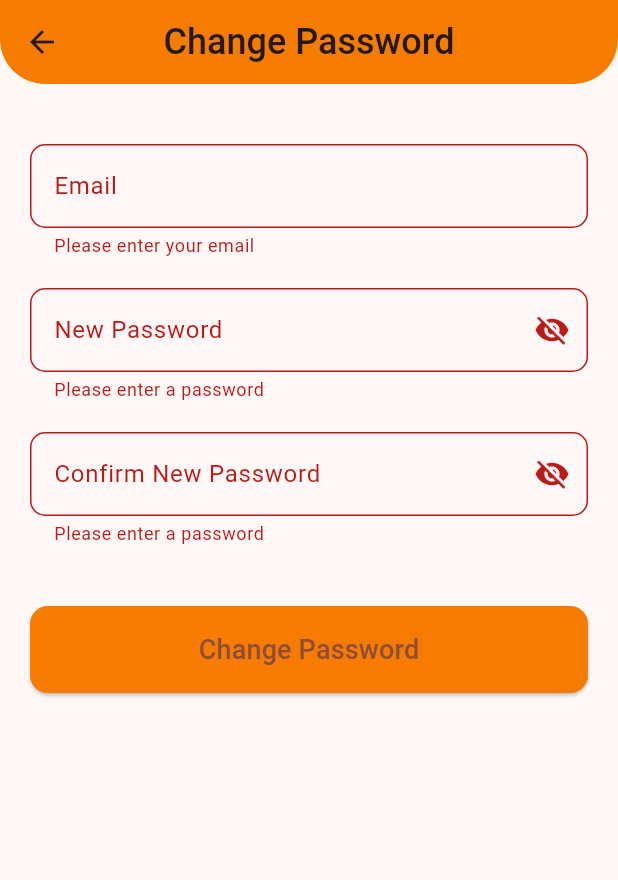
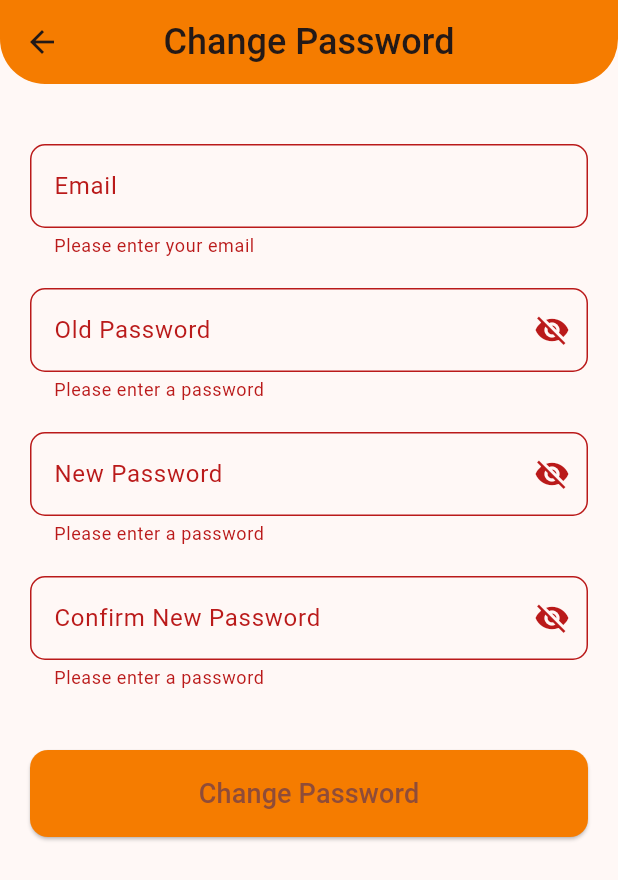
Before and after one commit to abdullahasif2000/durbeen, a Flutter app: the ChangePassword screen opened directly with empty values, after a tap on "Change Password", on a phone screen of 412 x 824 dp. Shown: the top 880 px of the screen. Run offline on Flutter 3.47's test engine with Material 3 defaults, Android fonts, the phone set to English and light mode, and no system bars; our stand-ins replace data_table_2, fl_chart, fluttertoast, image_picker, multi_select_flutter, shared_preferences; accounts and stored records are empty.

Commit message:
change password with old password verification added

```diff
--- a/lib/ChangePassword.dart
+++ b/lib/ChangePassword.dart
@@ -1,6 +1,8 @@
 import 'package:flutter/material.dart';
 import 'package:shared_preferences/shared_preferences.dart';
 import 'api_service.dart'; // Import the ApiService
+import 'package:crypto/crypto.dart';
+import 'dart:convert';
 
 class ChangePassword extends StatefulWidget {
   final VoidCallback onPasswordChanged; // Callback for password change
@@ -14,9 +16,11 @@ class ChangePassword extends StatefulWidget {
 class _ChangePasswordState extends State<ChangePassword> {
   final _formKey = GlobalKey<FormState>();
   final TextEditingController _emailController = TextEditingController();
+  final TextEditingController _oldPasswordController = TextEditingController();
   final TextEditingController _newPasswordController = TextEditingController();
   final TextEditingController _confirmPasswordController = TextEditingController();
 
+  bool _obscureOldPassword = true; // Visibility for old password
   bool _obscureNewPassword = true; // Visibility for new password
   bool _obscureConfirmPassword = true; // Visibility for confirm password
 
@@ -25,25 +29,39 @@ class _ChangePasswordState extends State<ChangePassword> {
   Future<void> _submitForm() async {
     if (_formKey.currentState!.validate()) {
       final email = _emailController.text.trim();
+      final oldPassword = _oldPasswordController.text.trim();
       final newPassword = _newPasswordController.text.trim();
 
       // Fetch UserRole from SharedPreferences
       final prefs = await SharedPreferences.getInstance();
-      final userRole = prefs.getString('UserRole') ?? '';
+      final userRole = prefs.getString('UserRole') ?? ''; // Retrieve the role with the correct key
+      print("Retrieved User Role: $userRole"); // Debugging line
 
-      if (userRole.isEmpty) {
+      // Validate user role
+      if (userRole.isEmpty || !['admin', 'student', 'faculty'].contains(userRole.toLowerCase())) {
         ScaffoldMessenger.of(context).showSnackBar(
-          const SnackBar(content: Text('User  role not found. Please log in again.')),
+          const SnackBar(content: Text('Invalid user role. Please log in again.')),
         );
         return;
       }
 
       try {
-        // Log the payload for the change password API call
+        // Step 1: Verify the old password
+        print("Verifying old password for $email with role $userRole...");
+        print("Payload for old password verification: { Email: $email, OldPassword: $oldPassword, Role: $userRole }"); // Print payload
+        final verifyResponse = await apiService.verifyOldPassword(
+          email: email,
+          oldPassword: oldPassword,
+          role: userRole,
+        );
+
+        // Log the response from the old password verification
+        print("Old Password Verification response: $verifyResponse");
+
+        if (verifyResponse['success'] == true) {
+          // Step 2: Proceed to change the password
           print("Changing password...");
-        print("Payload: { Email: $email, NewPassword: $newPassword, Role: $userRole }");
-
-        // Step 1: Proceed to change the password
+          print("Payload for password change: { Email: $email, NewPassword: $newPassword, Role: $userRole }"); // Print payload
           final response = await apiService.changePassword(
             email: email,
             newPassword: newPassword, // Send new password only
@@ -62,6 +80,11 @@ class _ChangePasswordState extends State<ChangePassword> {
           } else {
             ScaffoldMessenger.of(context).showSnackBar(
               SnackBar(content: Text(response['message'] ?? 'Failed to change password.')),
+            );
+          }
+        } else {
+          ScaffoldMessenger.of(context).showSnackBar(
+            SnackBar(content: Text(verifyResponse['message'] ?? 'Old password verification failed.')),
           );
         }
       } catch (e) {
@@ -123,6 +146,13 @@ class _ChangePasswordState extends State<ChangePassword> {
               ),
               const SizedBox(height: 20),
               _buildPasswordField(
+                controller: _oldPasswordController,
+                label: "Old Password",
+                obscureText: _obscureOldPassword,
+                toggleVisibility: () => setState(() => _obscureOldPassword = !_obscureOldPassword),
+              ),
+              const SizedBox(height: 20),
+              _buildPasswordField(
                 controller: _newPasswordController,
                 label: "New Password",
                 obscureText: _obscureNewPassword,
```
Also changed, not shown: lib/api_service.dart (+61 -0 lines). Lines whose indentation alone changed are shown as unchanged.
